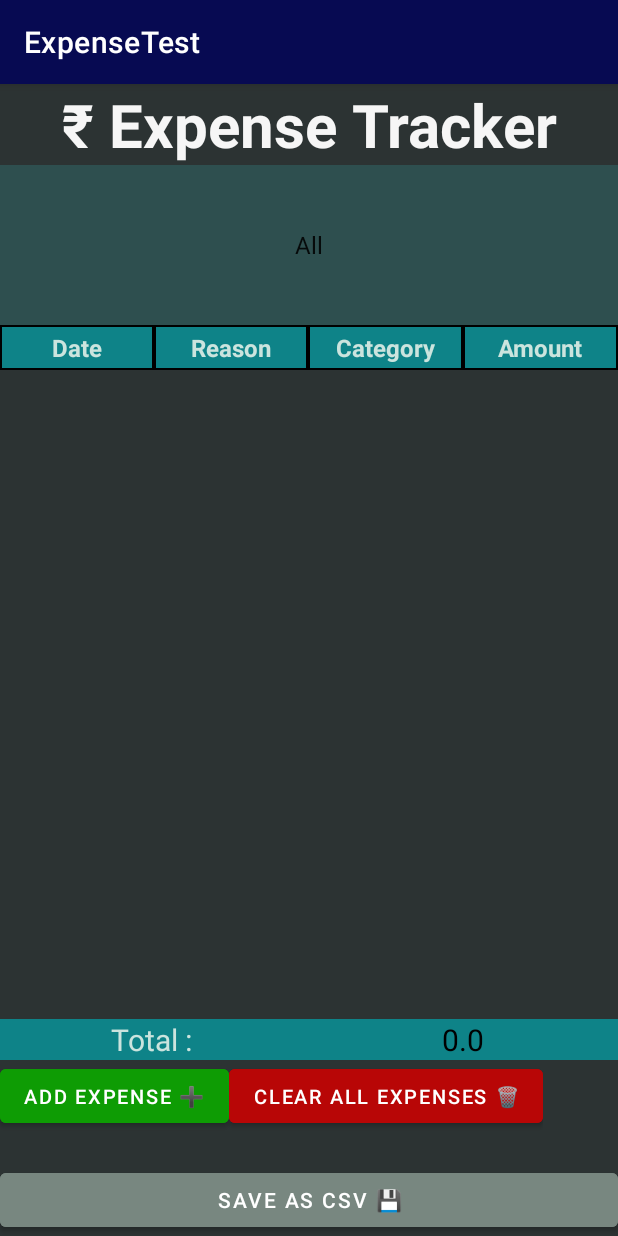
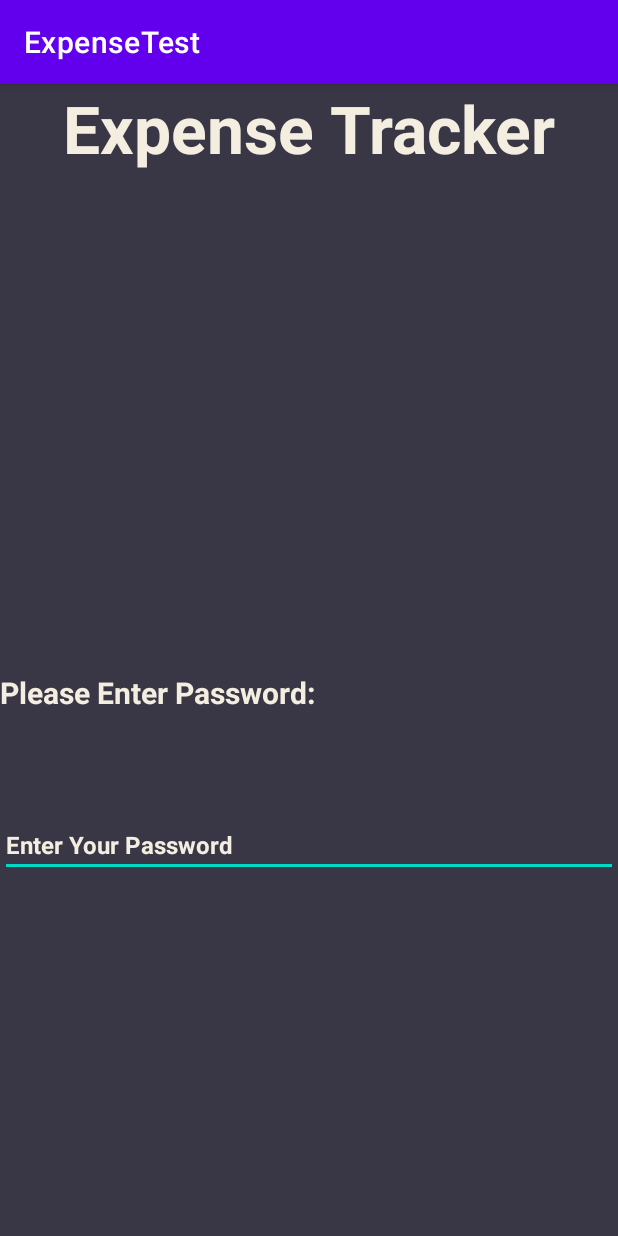
Before and after one commit to omkarpradhan12/ExpenseTracker, an Android app: the screen it shows after launch (MainActivity before the commit, Launcher after it), on a phone screen of 412 x 824 dp. Run offline under Robolectric (Android 15) with nearby library versions, the phone set to English and light mode, and no system bars.

Commit message:
Expense Tracker - Stage 3.75 // Omkar Pradhan

```diff
--- /dev/null
+++ b/app/src/main/java/com/example/expensetest/Launcher.java
@@ -0,0 +1,69 @@
+package com.example.expensetest;
+
+
+
+
+import androidx.annotation.NonNull;
+import androidx.appcompat.app.AppCompatActivity;
+
+import android.content.Context;
+import android.content.Intent;
+
+import android.content.pm.PackageManager;
+import android.os.Build;
+import android.os.Bundle;
+import android.view.View;
+import android.widget.EditText;
+import android.widget.Toast;
+
+public class Launcher extends AppCompatActivity {
+
+    private static final int REQUEST_WRITE_PERMISSION = 786;
+    @Override
+    public void onRequestPermissionsResult(int requestCode, @NonNull String[] permissions, @NonNull int[] grantResults) {
+        super.onRequestPermissionsResult(requestCode, permissions, grantResults);
+        if (requestCode == REQUEST_WRITE_PERMISSION && grantResults[0] == PackageManager.PERMISSION_GRANTED) {
+
+        }
+    }
+
+    private void requestPermission() {
+        if (Build.VERSION.SDK_INT >= Build.VERSION_CODES.M) {
+            requestPermissions(new String[]{android.Manifest.permission.WRITE_EXTERNAL_STORAGE}, REQUEST_WRITE_PERMISSION);
+        } else {
+
+        }
+    }
+
+
+
+    private final String Password="password";
+
+    @Override
+    protected void onCreate(Bundle savedInstanceState) {
+        super.onCreate(savedInstanceState);
+        setContentView(R.layout.activity_launcher);
+        requestPermission();
+    }
+
+
+
+    public void sendme(View view)
+    {
+        Intent myIntent = new Intent(Launcher.this, MainActivity.class);
+
+        EditText pass = (EditText)findViewById(R.id.editTextTextPassword2);
+
+        if(pass.getText().toString().equals(Password))
+        {
+            Launcher.this.startActivity(myIntent);
+        }
+        else
+        {
+            Toast.makeText(Launcher.this,"Not Authorized ",Toast.LENGTH_LONG).show();
+        }
+
+
+
+    }
+}
--- /dev/null
+++ b/app/src/main/res/layout/activity_launcher.xml
@@ -0,0 +1,61 @@
+<?xml version="1.0" encoding="utf-8"?>
+<LinearLayout xmlns:android="http://schemas.android.com/apk/res/android"
+    xmlns:app="http://schemas.android.com/apk/res-auto"
+    xmlns:tools="http://schemas.android.com/tools"
+    android:layout_width="match_parent"
+    android:layout_height="match_parent"
+    android:orientation="vertical"
+    tools:context=".Launcher"
+    android:background="#393646">
+
+    <TextView
+        android:id="@+id/textView8"
+        android:layout_width="match_parent"
+        android:layout_height="wrap_content"
+        android:text="Expense Tracker"
+        android:textAlignment="center"
+        android:textColor="#F4EEE0"
+        android:textSize="44sp"
+        android:textStyle="bold" />
+
+    <Space
+        android:layout_width="match_parent"
+        android:layout_height="500px" />
+
+    <TextView
+        android:id="@+id/textView9"
+        android:layout_width="match_parent"
+        android:layout_height="wrap_content"
+        android:text="Please Enter Password:"
+        android:textColor="#F4EEE0"
+        android:textSize="20sp"
+        android:textStyle="bold"
+        />
+    <Space
+        android:layout_width="match_parent"
+        android:layout_height="100px" />
+
+    <EditText
+        android:id="@+id/editTextTextPassword2"
+        android:layout_width="match_parent"
+        android:layout_height="wrap_content"
+        android:ems="10"
+        android:hint="Enter Your Password"
+        android:inputType="textPassword"
+        android:textColor="#F4EEE0"
+        android:textColorHint="#F4EEE0"
+        android:textSize="16sp"
+        android:textStyle="bold" />
+
+    <Space
+        android:layout_width="match_parent"
+        android:layout_height="500px" />
+
+    <Button
+        android:id="@+id/button5"
+        android:layout_width="match_parent"
+        android:layout_height="wrap_content"
+        android:text="Go"
+        android:backgroundTint="#6D5D6E"
+        android:onClick="sendme"/>
+</LinearLayout>
--- a/app/src/main/res/layout/activity_main.xml
+++ b/app/src/main/res/layout/activity_main.xml
@@ -95,7 +95,7 @@
 
     <ScrollView
         android:layout_width="match_parent"
-        android:layout_height="wrap_content"
+        android:layout_height="150dp"
         android:scrollbars="none"
         android:layout_weight="1"
         android:fillViewport="true"
@@ -104,7 +104,7 @@
     <TableLayout xmlns:android="http://schemas.android.com/apk/res/android"
         android:id="@+id/expensetable"
         android:layout_width="match_parent"
-        android:layout_height="wrap_content"
+        android:layout_height="150dp"
         android:orientation="vertical"
         android:padding="5dp">
 
@@ -147,7 +147,7 @@
             android:layout_height="match_parent"
             android:text="0"
             android:textAlignment="center"
-            android:textColor="#000000"
+            android:textColor="#FFFFFF"
             android:textSize="20sp"
             android:layout_weight="0.25"
             android:gravity="center"
@@ -155,31 +155,32 @@
 
     </LinearLayout>
 
+
     <LinearLayout
-        android:layout_width="wrap_content"
-        android:layout_height="1dp"
-        android:layout_weight="0.16"
+        android:layout_width="match_parent"
+        android:layout_height="wrap_content"
         android:orientation="horizontal">
 
         <Button
-            android:id="@+id/button"
-            android:layout_width="match_parent"
+            android:id="@+id/button3"
+            android:layout_width="wrap_content"
             android:layout_height="wrap_content"
-            android:backgroundTint="#0E9C04"
+            android:layout_weight="1"
+            android:backgroundTint="#007806"
             android:onClick="new_expense"
-            android:text="Add Expense ➕"
-            android:textSize="13dp"/>
+            android:text="Add  Expense ➕"
+            android:textSize="12sp"
+            app:rippleColor="#6796BC" />
+
 
         <Button
             android:id="@+id/clearall"
-            android:layout_width="match_parent"
+            android:layout_width="wrap_content"
             android:layout_height="wrap_content"
-            android:backgroundTint="#B80606"
-            android:onClick="new_expense"
-            android:text="Clear All Expenses 🗑️"
-            android:textSize="13dp"/>
+            android:backgroundTint="#9F0909"
+            android:text="Clear Table 🗑️"
+            android:textSize="12sp" />
     </LinearLayout>
-
 
     <Button
         android:id="@+id/button2"
--- a/app/src/main/res/layout/new_expense.xml
+++ b/app/src/main/res/layout/new_expense.xml
@@ -80,6 +80,7 @@
         android:entries="@array/Categories"
         android:textAlignment="center"
         android:backgroundTint="#ffffff"
+        android:popupBackground="#5E6AAC"
         />
 
     <TextView
--- a/app/src/main/res/values/themes.xml
+++ b/app/src/main/res/values/themes.xml
@@ -8,7 +8,7 @@
         <!-- Secondary brand color. -->
         <item name="colorSecondary">@color/teal_200</item>
         <item name="colorSecondaryVariant">@color/teal_700</item>
-        <item name="colorOnSecondary">@color/black</item>
+        <item name="colorOnSecondary">#ffffff</item>
         <!-- Status bar color. -->
         <item name="android:statusBarColor">?attr/colorPrimaryVariant</item>
         <!-- Customize your theme here. -->
```
Also changed, not shown: app/src/main/AndroidManifest.xml (+10 -2 lines), app/src/main/java/com/example/expensetest/MainActivity.java (+13 -25 lines), app/src/main/res/drawable/drink.xml (added, +11 -0 lines), app/src/main/res/drawable/flat.xml (added, +11 -0 lines), app/src/main/res/drawable/food.xml (added, +11 -0 lines), app/src/main/res/drawable/other.xml (added, +11 -0 lines), app/src/main/res/drawable/ripple.xml (added, +11 -0 lines), app/src/main/res/drawable/travel.xml (added, +11 -0 lines), app/src/main/res/layout/table_item.xml (+4 -3 lines), app/src/main/res/values/strings.xml (line endings or trailing spaces).
